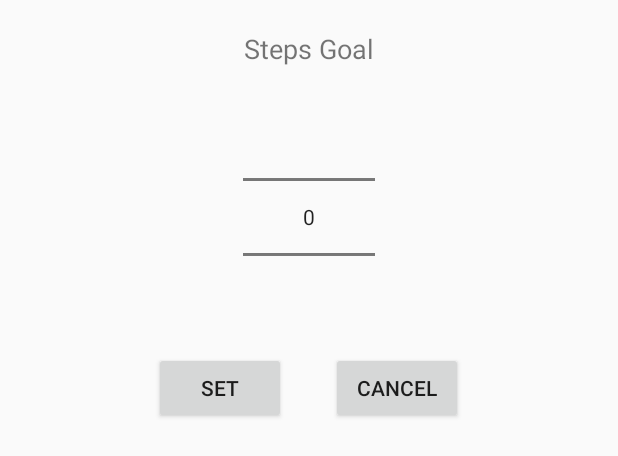
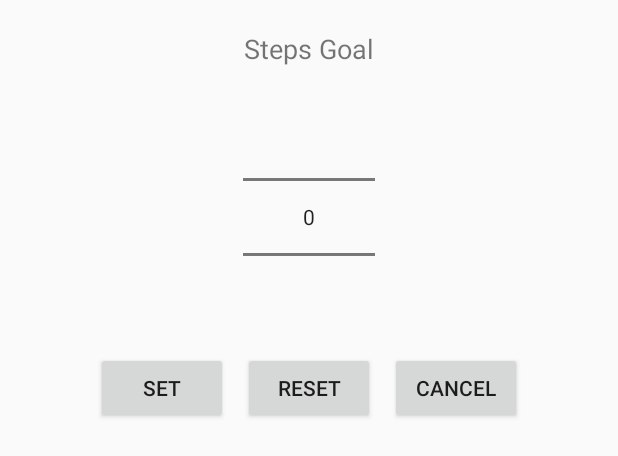
Before and after one commit to chrizchow/SensationBLE, an Android app: the layout number_picker_steps.xml on its own in the app's theme, with its tools: preview values and no code run, on a phone screen of 412 x 824 dp. Shown: the top 456 px of the screen. Run offline under Robolectric (Android 15) with nearby library versions, the phone set to English and light mode, and no system bars.

Commit message:
Update with change step goal

```diff
--- a/app/src/main/res/layout/number_picker.xml
+++ b/app/src/main/res/layout/number_picker.xml
@@ -37,7 +37,8 @@
                android:id="@+id/button2"
                android:layout_width="wrap_content"
                android:layout_height="wrap_content"
-               android:text="@string/cancel"/>
+               android:text="@string/cancel"
+               android:layout_marginLeft="30dp" />
        </TableRow>
 
 </TableLayout>
--- a/app/src/main/res/layout/number_picker_steps.xml
+++ b/app/src/main/res/layout/number_picker_steps.xml
@@ -21,12 +21,14 @@
             android:layout_height="wrap_content"
             android:gravity="center">
             <NumberPicker
-                android:id="@+id/numberPicker"
+                android:id="@+id/numberPicker_steps"
                 android:layout_width="wrap_content"
                 android:layout_height="wrap_content"/>
         </TableRow>
 
-       <TableRow android:gravity="center">
+    <TableRow android:gravity="center"
+        android:layout_width="match_parent"
+        android:layout_height="match_parent">
         <Button
             android:id="@+id/button1"
             android:layout_width="wrap_content"
@@ -34,11 +36,18 @@
             android:text="@string/set"/>
 
         <Button
+            android:layout_width="wrap_content"
+            android:layout_height="wrap_content"
+            android:id="@+id/button3"
+            android:layout_marginLeft="10dp"
+            android:layout_marginRight="10dp"
+            android:text="@string/reset" />
+
+        <Button
             android:id="@+id/button2"
             android:layout_width="wrap_content"
             android:layout_height="wrap_content"
-               android:text="@string/cancel"
-               android:layout_marginLeft="30dp" />
+            android:text="@string/cancel" />
     </TableRow>
 
 </TableLayout>
--- a/app/src/main/res/menu/action_devicecontrol.xml
+++ b/app/src/main/res/menu/action_devicecontrol.xml
@@ -3,7 +3,8 @@
     xmlns:android="http://schemas.android.com/apk/res/android">
 
     <item android:title="@string/steps_change"
-        android:id="@+id/steps_change" />
+        android:id="@+id/steps_change"
+        android:showAsAction="never" />
     <item
         android:id="@+id/action_change"
         android:title="@string/btc_age"
--- a/app/src/main/res/values/strings.xml
+++ b/app/src/main/res/values/strings.xml
@@ -19,6 +19,7 @@
     <string name="weight">Weight(kg)</string>
     <string name="set">Set</string>
     <string name="cancel">Cancel</string>
+    <string name="reset">Reset</string>
     <string name="fall_title">Warning!</string>
     <string name="fall_message">The User Fell!!!</string>
     <string name="steps_picker">Steps Goal</string>
```
Also changed, not shown: app/src/main/java/com/example/cmc7/sensationble/DeviceControlActivity.java (+11 -5 lines), 1 other file. Lines whose indentation alone changed are shown as unchanged.
